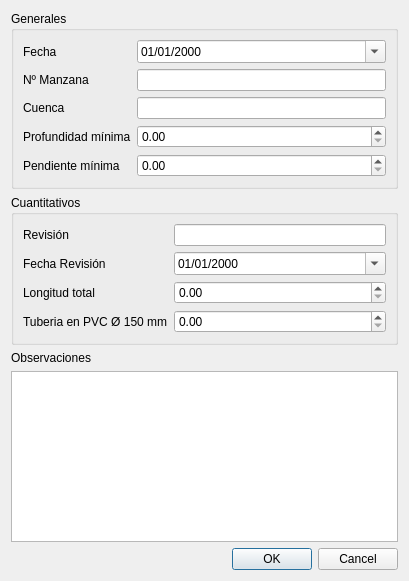
Qt form resources/block_dialog.ui (EL-BID/ramales) before a commit.
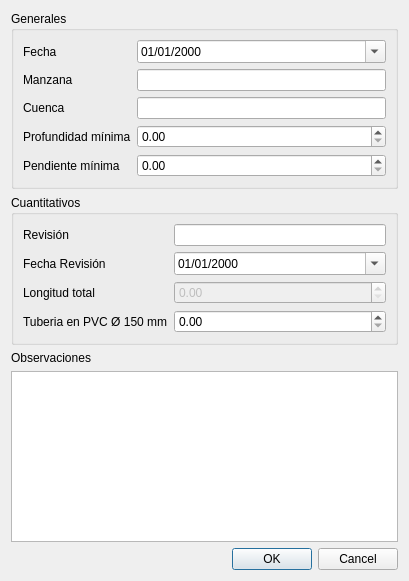
The same form after that commit.

Commit message: Block dialog

```diff
--- a/resources/block_dialog.ui
+++ b/resources/block_dialog.ui
@@ -57,7 +57,7 @@
       <item row="1" column="0">
        <widget class="QLabel" name="block">
         <property name="text">
-         <string>Nº Manzana</string>
+         <string>Manzana</string>
         </property>
        </widget>
       </item>
@@ -138,7 +138,11 @@
        </widget>
       </item>
       <item row="2" column="1">
-       <widget class="QDoubleSpinBox" name="totalLength"/>
+       <widget class="QDoubleSpinBox" name="totalLength">
+        <property name="enabled">
+         <bool>false</bool>
+        </property>
+       </widget>
       </item>
       <item row="3" column="0">
        <widget class="QLabel" name="pvcPipeLabel">
```
Left out of the diff: 12 changed lines with no effect on the pictures.
